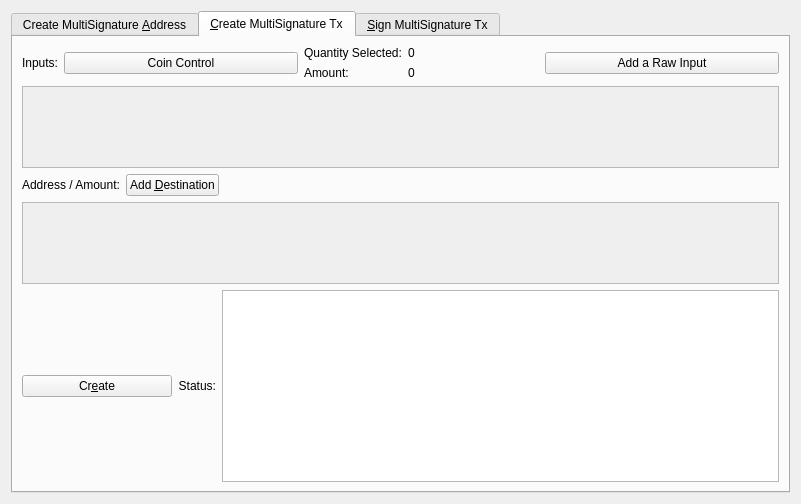
The window that src/qt/forms/multisigdialog.ui (WorldExchange/DWE) describes before a commit, drawn with Qt 5.
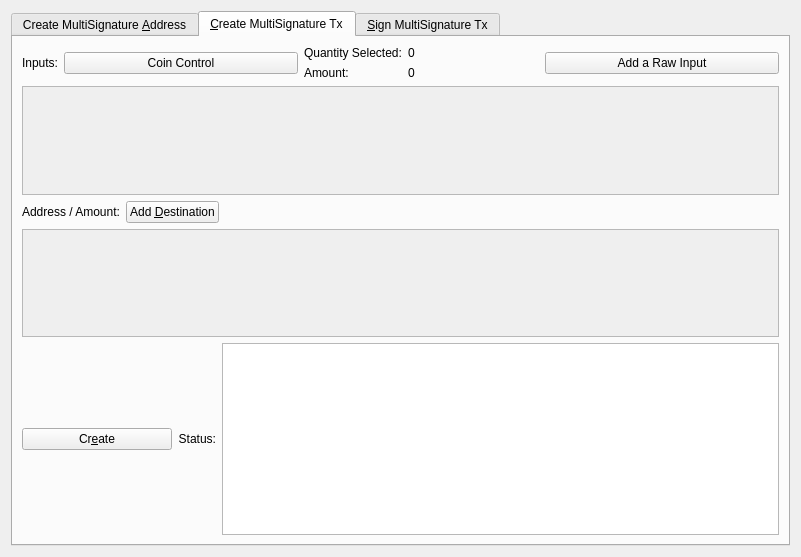
The same window after the commit. The open tabs and pages were chosen to show the change. Icons and pictures are not drawn.

Diff of the .ui file:
```diff
--- a/src/qt/forms/multisigdialog.ui
+++ b/src/qt/forms/multisigdialog.ui
@@ -7,7 +7,7 @@
     <x>0</x>
     <y>0</y>
     <width>801</width>
-    <height>504</height>
+    <height>557</height>
    </rect>
   </property>
   <property name="sizePolicy">
@@ -400,8 +400,8 @@
                <rect>
                 <x>0</x>
                 <y>0</y>
-                <width>98</width>
-                <height>28</height>
+                <width>713</width>
+                <height>71</height>
                </rect>
               </property>
               <layout class="QVBoxLayout" name="verticalLayout_7">
@@ -485,8 +485,8 @@
                <rect>
                 <x>0</x>
                 <y>0</y>
-                <width>98</width>
-                <height>28</height>
+                <width>713</width>
+                <height>69</height>
                </rect>
               </property>
               <layout class="QVBoxLayout" name="verticalLayout_11">
@@ -581,8 +581,8 @@
                 <string>&lt;!DOCTYPE HTML PUBLIC &quot;-//W3C//DTD HTML 4.0//EN&quot; &quot;http://www.w3.org/TR/REC-html40/strict.dtd&quot;&gt;
 &lt;html&gt;&lt;head&gt;&lt;meta name=&quot;qrichtext&quot; content=&quot;1&quot; /&gt;&lt;style type=&quot;text/css&quot;&gt;
 p, li { white-space: pre-wrap; }
-&lt;/style&gt;&lt;/head&gt;&lt;body style=&quot; font-family:'Noto Sans'; font-size:9pt; font-weight:400; font-style:normal;&quot;&gt;
-&lt;p style=&quot;-qt-paragraph-type:empty; margin-top:0px; margin-bottom:0px; margin-left:0px; margin-right:0px; -qt-block-indent:0; text-indent:0px;&quot;&gt;&lt;br /&gt;&lt;/p&gt;&lt;/body&gt;&lt;/html&gt;</string>
+&lt;/style&gt;&lt;/head&gt;&lt;body style=&quot; font-family:'.SF NS Text'; font-size:13pt; font-weight:400; font-style:normal;&quot;&gt;
+&lt;p style=&quot;-qt-paragraph-type:empty; margin-top:0px; margin-bottom:0px; margin-left:0px; margin-right:0px; -qt-block-indent:0; text-indent:0px; font-family:'Noto Sans'; font-size:9pt;&quot;&gt;&lt;br /&gt;&lt;/p&gt;&lt;/body&gt;&lt;/html&gt;</string>
                </property>
               </widget>
              </item>
```
Left out of the diff: 10 changed lines with no effect on the pictures.
